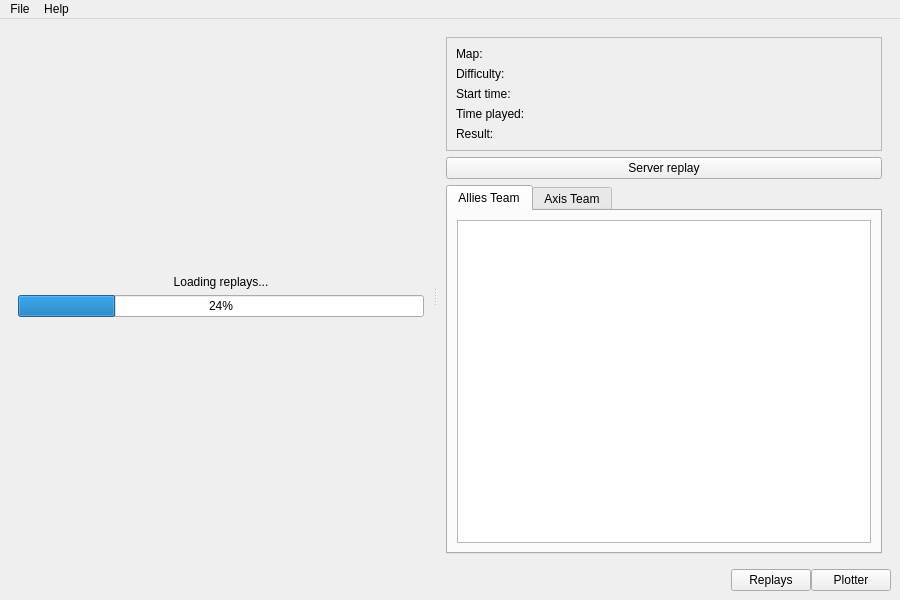
Sgambe33/WT-Plotter, file mainwindow.ui: the form before one commit.
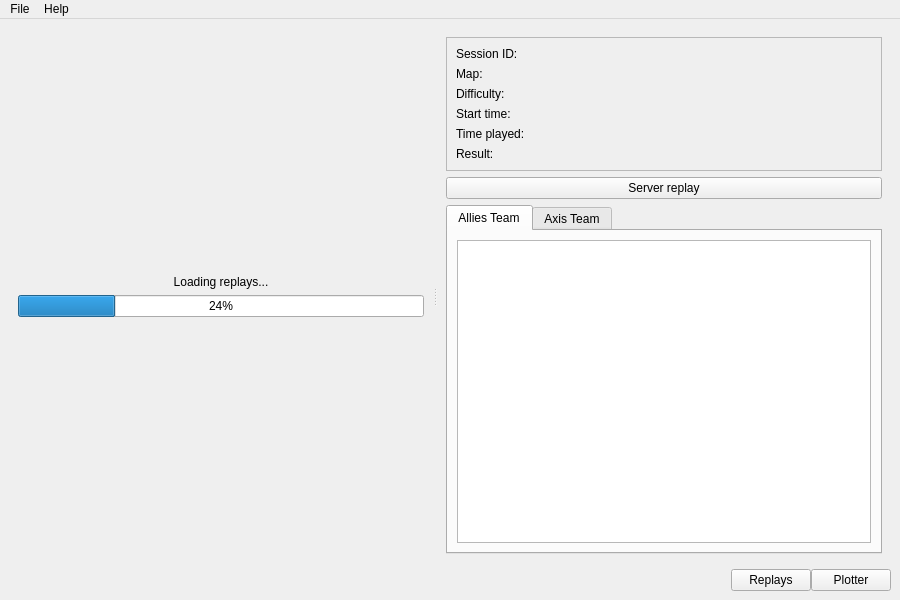
The form after the commit. The open tabs and pages were chosen to show the change. Icons and pictures are not drawn. Custom widgets are drawn as their Qt base class.

Commit message: MainWindow rework

```diff
--- a/mainwindow.ui
+++ b/mainwindow.ui
@@ -162,6 +162,16 @@
            <layout class="QHBoxLayout" name="horizontalLayout">
             <item>
              <layout class="QVBoxLayout" name="verticalLayout_9">
+              <item>
+               <widget class="QLabel" name="sessionIdLabel">
+                <property name="text">
+                 <string>Session ID:</string>
+                </property>
+                <property name="textInteractionFlags">
+                 <set>Qt::TextInteractionFlag::LinksAccessibleByMouse|Qt::TextInteractionFlag::TextSelectableByKeyboard|Qt::TextInteractionFlag::TextSelectableByMouse</set>
+                </property>
+               </widget>
+              </item>
               <item>
                <widget class="QLabel" name="mapNameLabel">
                 <property name="text">
```
The commit also changes 2 other files.
